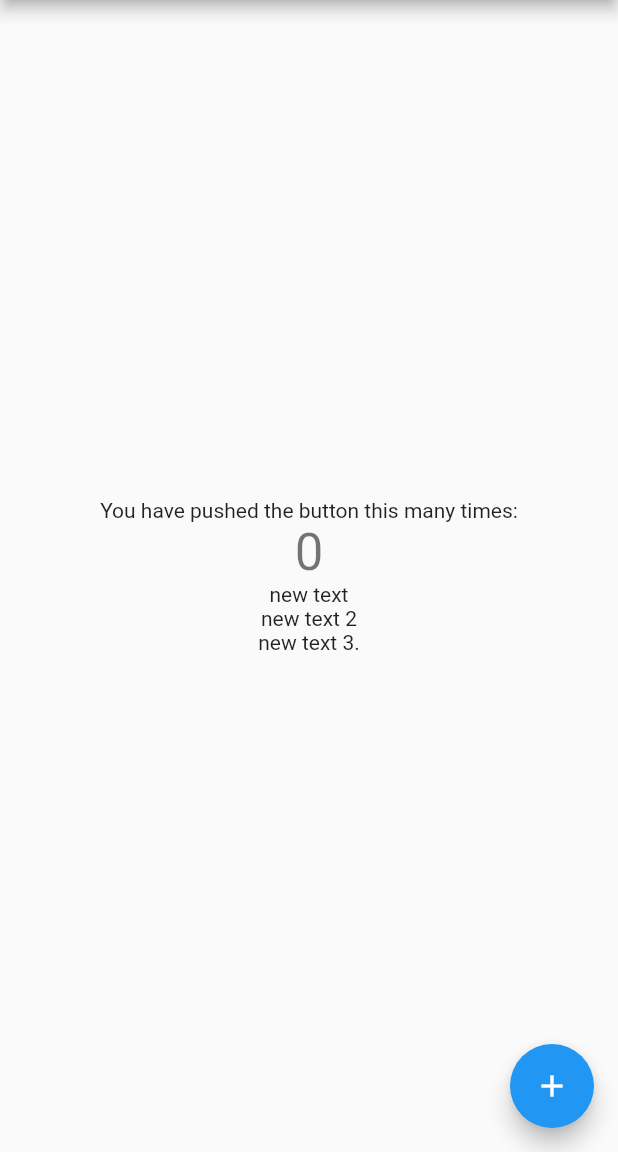
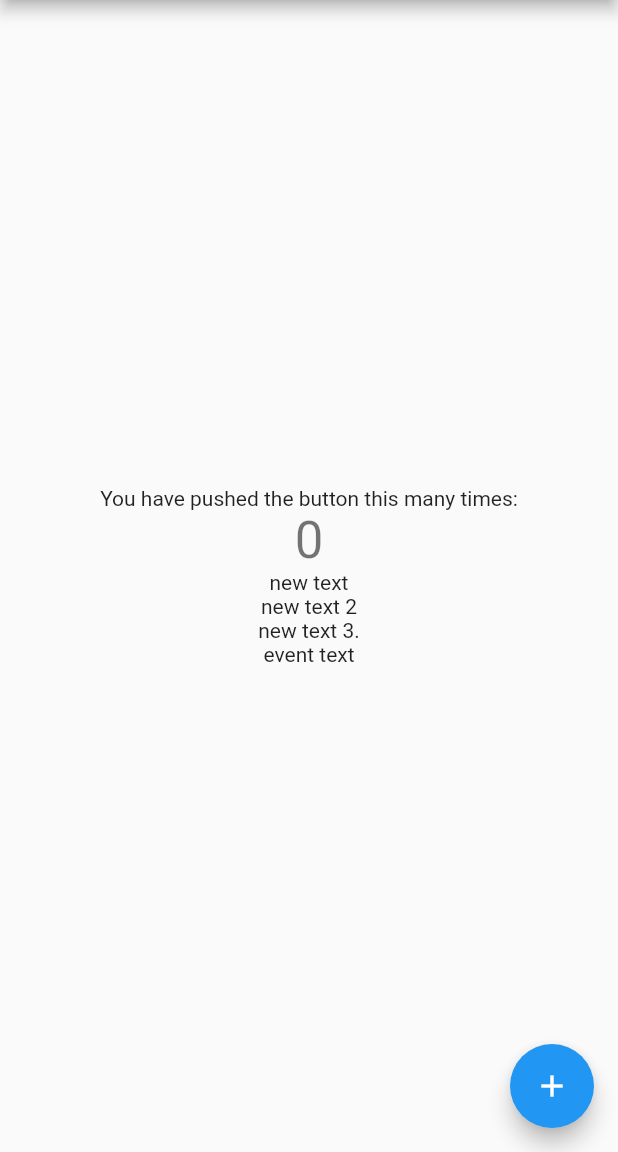
Before and after one commit to CvamKr/git_learning_github, a Flutter app: the screen it shows after launch, on a phone screen of 412 x 824 dp, the part 84-1236 px from its top. Run offline on Flutter 3.47's test engine with Material 2 defaults, Android fonts, the phone set to English and light mode, and no system bars.

Commit message:
addded event text

```diff
--- a/lib/main.dart
+++ b/lib/main.dart
@@ -78,6 +78,7 @@ class _MyHomePageState extends State<MyHomePage> {
             Text('new text'),
             Text('new text 2'),
             Text('new text 3.'),
+            Text('event text')
           ],
         ),
       ),
```
